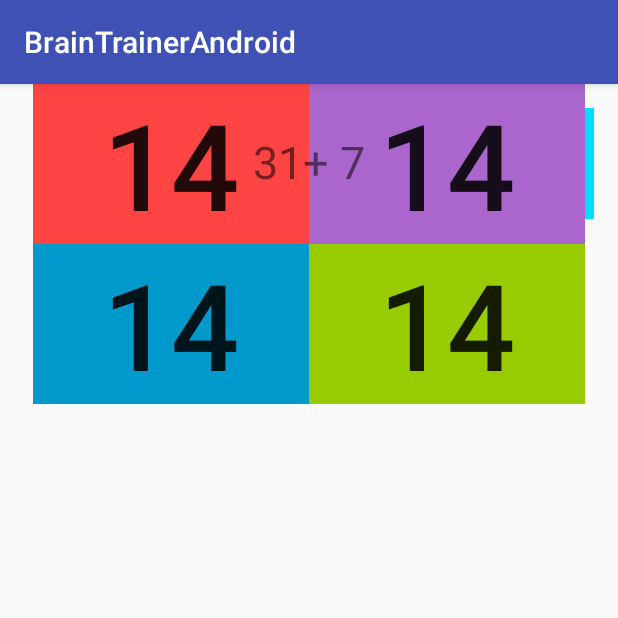
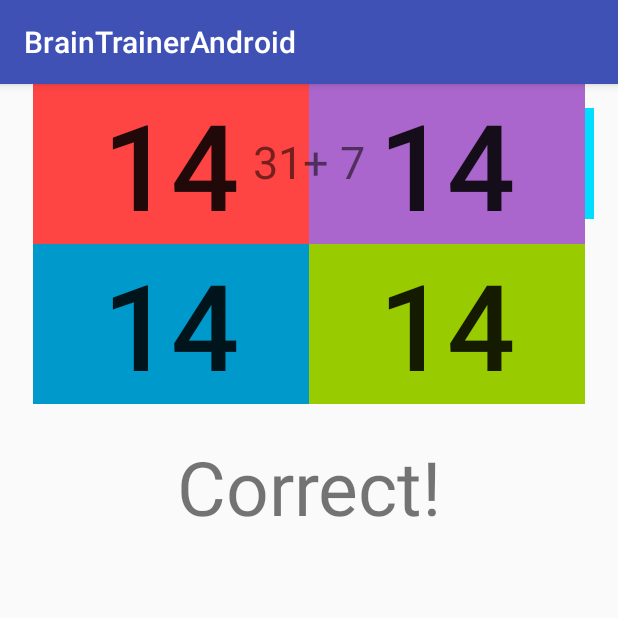
Before and after one commit to RommelTJ/BrainTrainerAndroid, an Android app: the screen it shows after launch (MainActivity), on a phone screen of 412 x 824 dp, the top half of it. Run offline under Robolectric (Android 15) with nearby library versions, the phone set to English and light mode, and no system bars.

Commit message:
Result TextView

```diff
--- a/app/src/main/res/layout/activity_main.xml
+++ b/app/src/main/res/layout/activity_main.xml
@@ -140,6 +140,18 @@
                 app:layout_constraintStart_toStartOf="parent"
                 app:layout_constraintTop_toTopOf="parent" />
 
+        <TextView
+                android:id="@+id/resultTextView"
+                android:layout_width="wrap_content"
+                android:layout_height="wrap_content"
+                android:layout_marginTop="21dp"
+                android:text="Correct!"
+                android:textSize="50sp"
+                app:layout_constraintEnd_toEndOf="parent"
+                app:layout_constraintHorizontal_bias="0.502"
+                app:layout_constraintStart_toStartOf="parent"
+                app:layout_constraintTop_toBottomOf="@+id/gridLayout2" />
+
     </android.support.constraint.ConstraintLayout>
 
 </android.support.constraint.ConstraintLayout>
```
